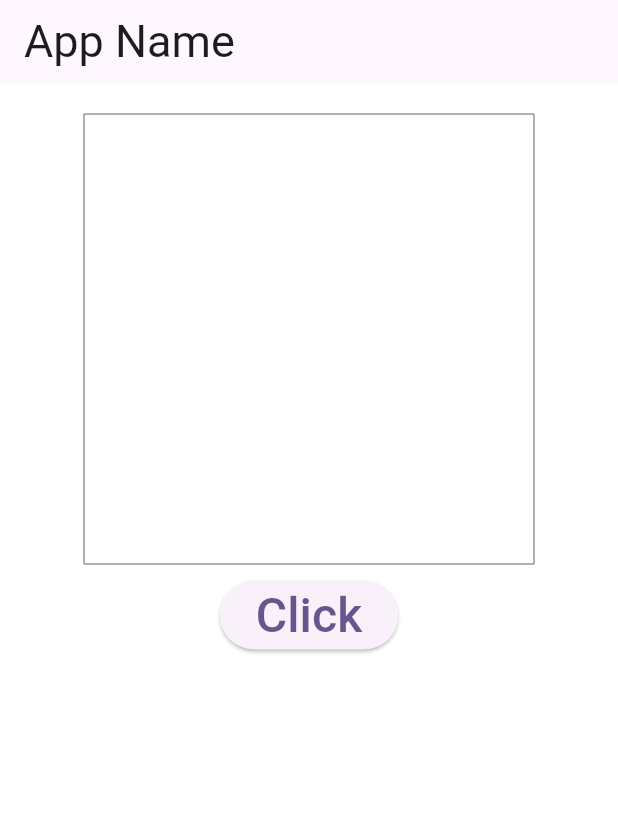
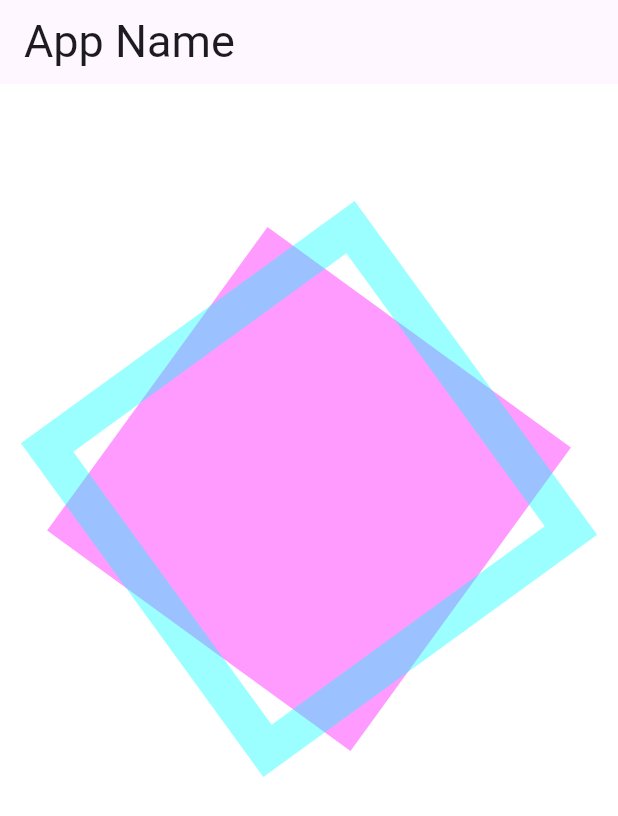
Before and after one commit to Jun-Saito-de/flutter3_practice, a Flutter app: the screen it shows after launch, on a phone screen of 412 x 824 dp. Shown: the top 816 px of the screen. Run offline on Flutter 3.47's test engine with Material 3 defaults, Android fonts, the phone set to English and light mode, and no system bars.

Commit message:
chapter5-5-1

```diff
--- a/lib/main.dart
+++ b/lib/main.dart
@@ -1,3 +1,5 @@
+import 'dart:math';
+
 import 'package:flutter/material.dart';
 
 void main() {
@@ -27,18 +29,29 @@ class MyHomePage extends StatefulWidget {
   State<MyHomePage> createState() => _MyHomePageState();
 }
 
-class _MyHomePageState extends State<MyHomePage> {
-  // Offset: x, y 座標を表すクラス
-  static ValueNotifier<int> _value = ValueNotifier<int>(0);
+class _MyHomePageState extends State<MyHomePage>
+    with SingleTickerProviderStateMixin { // SingleTickerProviderStateMixin はアニメーション制御に必要。
+  late Animation<double> animation;
+  late AnimationController controller; // アニメーションの再生・停止を管理。
 
   @override
-  // 初期化処理
-  void initState(){
+
+  // pageStateクラスの初期化を行うinitState
+  void initState() {
     super.initState();
+    controller = AnimationController( // controller は3秒で一周するアニメーションを定義。
+        duration: const Duration(seconds: 3), // durationはアニメーションの間隔を調整
+        vsync: this // イベントの通知を受け取TIckerProviderを指定
+    );
+    animation = Tween<double>(begin: 0, end: pi*2).animate(controller) // Tween(begin: 0, end: pi*2) で、0〜360度（2πラジアン）まで回転
+      ..addListener(() { // .addListener() で値が更新されるたびに setState() を呼び出し、再描画
+        setState(() {
+        });
+      });
+    controller.repeat(reverse: false); // controller.repeat() でループ再生しています（逆回転なし）。
   }
 
   @override
-  // 画面構築
   Widget build(BuildContext context) {
     return Scaffold(
       backgroundColor: Color.fromARGB(255, 255, 255, 255),
@@ -46,23 +59,17 @@ class _MyHomePageState extends State<MyHomePage> {
         title: Text('App Name', style: TextStyle(fontSize: 30.0),),
       ),
       body: Center(
-        child: Column(
+        child:Column(
           children: [
             Padding(padding: EdgeInsets.all(10)),
             Container(
               width: 300,
               height: 300,
               child: CustomPaint(
-                painter: MyPainter(_value),
+                painter: MyPainter(animation.value),
                 child: Center(),
               ),
             ),
-            Padding(padding: EdgeInsets.all(5)),
-              ElevatedButton(
-                child: Text("Click",
-                  style: TextStyle(fontSize: 32),),
-                  onPressed: ()=>_value.value++, //ボタンが押されたら _value.value++ によって、カウントが1増えます。
-    ),
           ],
         ),
       ),
@@ -70,27 +77,35 @@ class _MyHomePageState extends State<MyHomePage> {
   }
 }
 
-class MyPainter extends CustomPainter {
-  final ValueNotifier<int> _value;
+class MyPainter extends CustomPainter{
+  final double value;
 
-  MyPainter(this._value);
+  MyPainter(this.value);
 
   @override
   void paint(Canvas canvas, Size size) {
     Paint p = Paint();
+    canvas.save();
+
     p.style = PaintingStyle.fill;
-    p.color = Color.fromARGB(50, 0, 200, 100);
-    Rect r;
-    for (var i = 0; i < _value.value; i++) {
-      r = Rect.fromLTWH(10 + i * 20, 10 + i * 20, 100, 100);
-      canvas.drawRect(r, p);
-    }
-    r = Rect.fromLTWH(0, 0, size.width, size.height);
+    p.color = Color.fromARGB(100, 255, 0, 255);
+    Rect r = Rect.fromLTWH(0,0,250, 250);
+    canvas.translate(150, 250);
+    canvas.rotate(value);
+    canvas.translate(-125, -125);
+    canvas.drawRect(r, p);
+
+    canvas.restore();
     p.style = PaintingStyle.stroke;
-    p.color = Color.fromARGB(255, 100, 100, 100);
+    p.strokeWidth = 25;
+    p.color = Color.fromARGB(100, 0, 255, 255);
+    r = Rect.fromLTWH(0,0,250, 250);
+    canvas.translate(150, 250);
+    canvas.rotate(value * -1);
+    canvas.translate(-125, -125);
     canvas.drawRect(r, p);
-    if (_value.value > 10) _value.value = 0;
   }
+
   @override
   bool shouldRepaint(CustomPainter oldDelegate) => true;
 }
```
